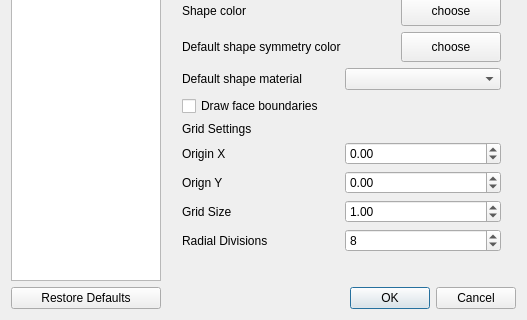
Qt form TIGLCreator/src/TIGLCreatorSettingsDialog.ui (DLR-SC/tigl) before a commit; both pictures show x 0 to 527 and y 230 to 550 of the 527 by 550 pixel window.
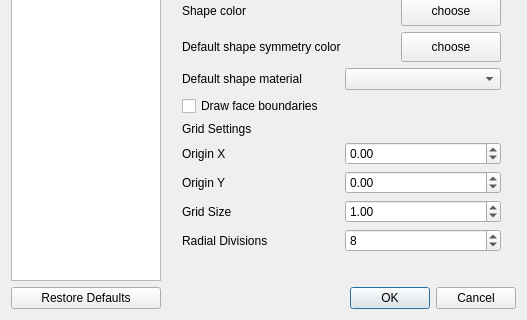
The same form after that commit. Icons and pictures are not drawn.

Commit message:
Fix grid spinbox minimum value and fix typo in UI
- Change grid_size_spinbox minimum from 0.0 to 0.001 to prevent invalid grid
- Add validation to reset grid size to 1.0 if <= 0
- Fix typo: 'Orign Y' -> 'Origin Y'

Diff of the .ui file:
```diff
--- a/TIGLCreator/src/TIGLCreatorSettingsDialog.ui
+++ b/TIGLCreator/src/TIGLCreatorSettingsDialog.ui
@@ -496,7 +496,7 @@
          <item row="1" column="0">
           <widget class="QLabel" name="label_23">
            <property name="text">
-            <string>Orign Y</string>
+             <string>Origin Y</string>
            </property>
           </widget>
          </item>
```
Left out of the diff: 2 changed lines with no effect on the pictures. Lines whose indentation alone changed are shown as unchanged. The commit also changes 2 other files.
